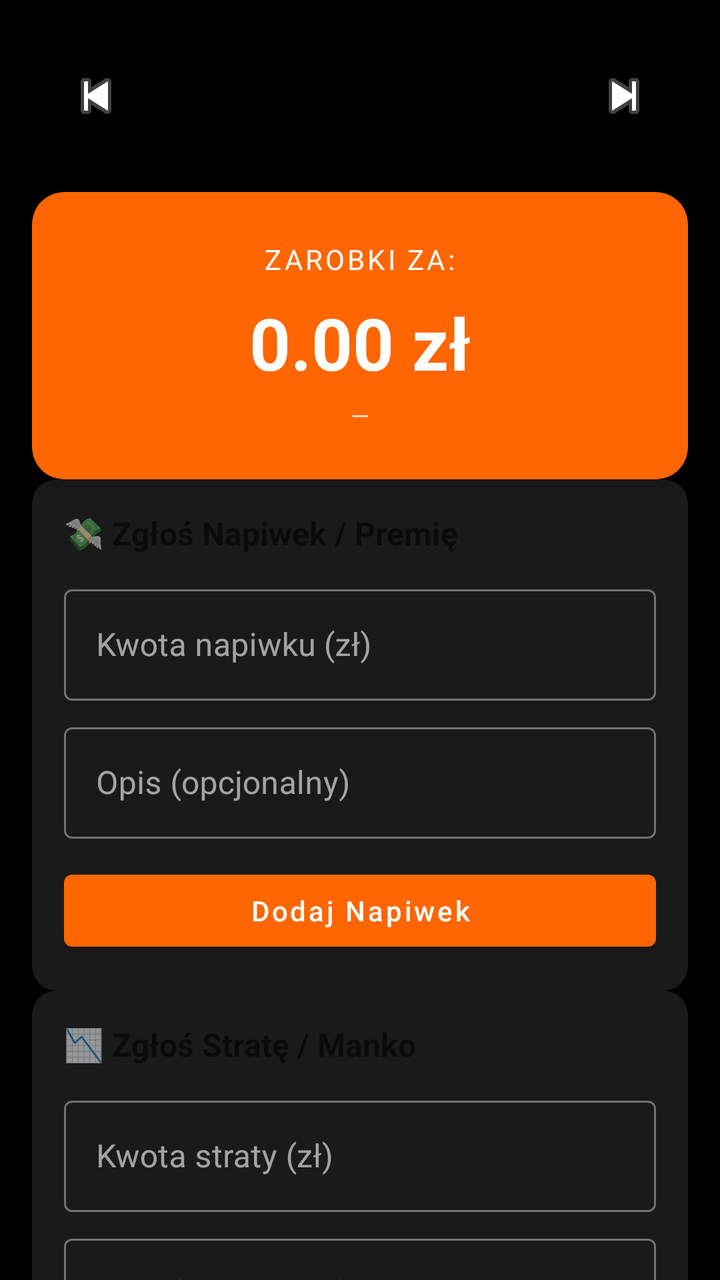
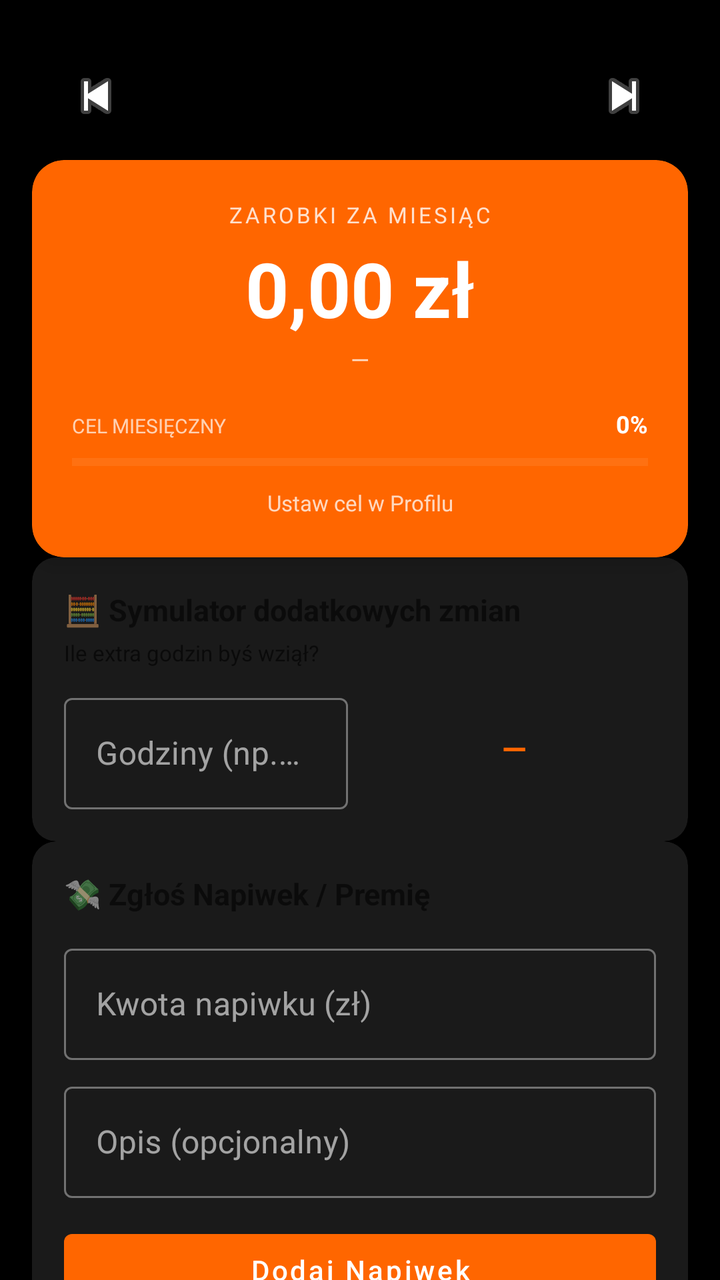

An Android layout rendered at two revisions. The XML below is the earlier revision; the diff shows what the commit changed to produce the second picture.
<!-- AndroidManifest.xml: application theme Theme.AsystentKinowy -->
<!-- res/layout/fragment_finance.xml -->
<?xml version="1.0" encoding="utf-8"?>
<ScrollView
    xmlns:android="http://schemas.android.com/apk/res/android"
    xmlns:app="http://schemas.android.com/apk/res-auto"
    xmlns:tools="http://schemas.android.com/tools"
    android:layout_width="match_parent"
    android:layout_height="match_parent"
    android:fillViewport="true"
    tools:context=".ui.FinanceFragment">

    <androidx.constraintlayout.widget.ConstraintLayout
        android:layout_width="match_parent"
        android:layout_height="wrap_content"
        android:padding="16dp">

        
        <LinearLayout
            android:id="@+id/ll_month_selector"
            android:layout_width="0dp"
            android:layout_height="wrap_content"
            android:orientation="horizontal"
            android:gravity="center"
            android:padding="8dp"
            android:layout_marginBottom="16dp"
            app:layout_constraintTop_toTopOf="parent"
            app:layout_constraintStart_toStartOf="parent"
            app:layout_constraintEnd_toEndOf="parent">

            <ImageButton
                android:id="@+id/btn_prev_month"
                android:layout_width="48dp"
                android:layout_height="48dp"
                android:src="@android:drawable/ic_media_previous"
                android:background="?android:attr/selectableItemBackgroundBorderless"
                android:contentDescription="Poprzedni miesiąc" />

            <TextView
                android:id="@+id/tv_current_month"
                android:layout_width="0dp"
                android:layout_weight="1"
                android:layout_height="wrap_content"
                android:text="Marzec 2026"
                android:textSize="18sp"
                android:textStyle="bold"
                android:gravity="center" />

            <ImageButton
                android:id="@+id/btn_next_month"
                android:layout_width="48dp"
                android:layout_height="48dp"
                android:src="@android:drawable/ic_media_next"
                android:background="?android:attr/selectableItemBackgroundBorderless"
                android:contentDescription="Następny miesiąc" />
        </LinearLayout>

        
        <com.google.android.material.card.MaterialCardView
            android:id="@+id/card_summary"
            android:layout_width="0dp"
            android:layout_height="wrap_content"
            android:layout_marginBottom="16dp"
            android:layout_marginTop="16dp"
            app:cardCornerRadius="16dp"
            app:cardElevation="6dp"
            app:cardBackgroundColor="?attr/colorPrimary"
            app:strokeWidth="0dp"
            app:layout_constraintTop_toBottomOf="@id/ll_month_selector"
            app:layout_constraintStart_toStartOf="parent"
            app:layout_constraintEnd_toEndOf="parent">

            <LinearLayout
                android:layout_width="match_parent"
                android:layout_height="wrap_content"
                android:orientation="vertical"
                android:padding="24dp"
                android:gravity="center">

                <TextView
                    android:id="@+id/tv_summary_label"
                    android:layout_width="wrap_content"
                    android:layout_height="wrap_content"
                    android:text="Zarobki za:"
                    android:textSize="14sp"
                    android:textColor="?attr/colorOnPrimary"
                    android:textAllCaps="true"
                    android:letterSpacing="0.1" />

                <TextView
                    android:id="@+id/tv_summary_amount"
                    android:layout_width="wrap_content"
                    android:layout_height="wrap_content"
                    android:text="0.00 zł"
                    android:textSize="36sp"
                    android:textStyle="bold"
                    android:textColor="?attr/colorOnPrimary"
                    android:layout_marginTop="8dp" />

                <TextView
                    android:id="@+id/tv_summary_details"
                    android:layout_width="wrap_content"
                    android:layout_height="wrap_content"
                    android:text="—"
                    android:textSize="12sp"
                    android:textColor="?attr/colorOnPrimary"
                    android:alpha="0.8"
                    android:layout_marginTop="4dp" />

            </LinearLayout>

        </com.google.android.material.card.MaterialCardView>


        
        <com.google.android.material.card.MaterialCardView
            android:id="@+id/card_add_tip"
            android:layout_width="0dp"
            android:layout_height="wrap_content"
            android:layout_marginBottom="16dp"
            app:cardCornerRadius="12dp"
            app:cardElevation="2dp"
            app:strokeWidth="0dp"
            app:layout_constraintTop_toBottomOf="@id/card_summary"
            app:layout_constraintStart_toStartOf="parent"
            app:layout_constraintEnd_toEndOf="parent">

            <LinearLayout
                android:layout_width="match_parent"
                android:layout_height="wrap_content"
                android:orientation="vertical"
                android:padding="16dp">

                <TextView
                    android:layout_width="wrap_content"
                    android:layout_height="wrap_content"
                    android:text="💸 Zgłoś Napiwek / Premię"
                    android:textSize="16sp"
                    android:textStyle="bold"
                    android:layout_marginBottom="12dp" />

                
                <com.google.android.material.textfield.TextInputLayout
                    android:layout_width="match_parent"
                    android:layout_height="wrap_content"
                    android:hint="Kwota napiwku (zł)"
                    android:layout_marginBottom="8dp"
                    style="@style/Widget.MaterialComponents.TextInputLayout.OutlinedBox">

                    <com.google.android.material.textfield.TextInputEditText
                        android:id="@+id/et_tip_amount"
                        android:layout_width="match_parent"
                        android:layout_height="wrap_content"
                        android:inputType="numberDecimal"
                        android:maxLines="1" />

                </com.google.android.material.textfield.TextInputLayout>

                
                <com.google.android.material.textfield.TextInputLayout
                    android:layout_width="match_parent"
                    android:layout_height="wrap_content"
                    android:hint="Opis (opcjonalny)"
                    android:layout_marginBottom="12dp"
                    style="@style/Widget.MaterialComponents.TextInputLayout.OutlinedBox">

                    <com.google.android.material.textfield.TextInputEditText
                        android:id="@+id/et_tip_description"
                        android:layout_width="match_parent"
                        android:layout_height="wrap_content"
                        android:inputType="text"
                        android:maxLines="1" />

                </com.google.android.material.textfield.TextInputLayout>

                <com.google.android.material.button.MaterialButton
                    android:id="@+id/btn_add_tip"
                    android:layout_width="match_parent"
                    android:layout_height="wrap_content"
                    android:text="Dodaj Napiwek"
                    android:textAllCaps="false"
                    style="@style/Widget.MaterialComponents.Button" />

            </LinearLayout>

        </com.google.android.material.card.MaterialCardView>

        
        <com.google.android.material.card.MaterialCardView
            android:id="@+id/card_add_loss"
            android:layout_width="0dp"
            android:layout_height="wrap_content"
            android:layout_marginBottom="16dp"
            app:cardCornerRadius="12dp"
            app:cardElevation="2dp"
            app:strokeWidth="0dp"
            app:layout_constraintTop_toBottomOf="@id/card_add_tip"
            app:layout_constraintStart_toStartOf="parent"
            app:layout_constraintEnd_toEndOf="parent">

            <LinearLayout
                android:layout_width="match_parent"
                android:layout_height="wrap_content"
                android:orientation="vertical"
                android:padding="16dp">

                <TextView
                    android:layout_width="wrap_content"
                    android:layout_height="wrap_content"
                    android:text="📉 Zgłoś Stratę / Manko"
                    android:textSize="16sp"
                    android:textStyle="bold"
                    android:layout_marginBottom="12dp" />

                
                <com.google.android.material.textfield.TextInputLayout
                    android:layout_width="match_parent"
                    android:layout_height="wrap_content"
                    android:hint="Kwota straty (zł)"
                    android:layout_marginBottom="8dp"
                    style="@style/Widget.MaterialComponents.TextInputLayout.OutlinedBox">

                    <com.google.android.material.textfield.TextInputEditText
                        android:id="@+id/et_loss_amount"
                        android:layout_width="match_parent"
                        android:layout_height="wrap_content"
                        android:inputType="numberDecimal"
                        android:maxLines="1" />

                </com.google.android.material.textfield.TextInputLayout>

                
                <com.google.android.material.textfield.TextInputLayout
                    android:layout_width="match_parent"
                    android:layout_height="wrap_content"
                    android:hint="Opis (opcjonalny)"
                    android:layout_marginBottom="12dp"
                    style="@style/Widget.MaterialComponents.TextInputLayout.OutlinedBox">

                    <com.google.android.material.textfield.TextInputEditText
                        android:id="@+id/et_loss_description"
                        android:layout_width="match_parent"
                        android:layout_height="wrap_content"
                        android:inputType="text"
                        android:maxLines="1" />

                </com.google.android.material.textfield.TextInputLayout>

                <com.google.android.material.button.MaterialButton
                    android:id="@+id/btn_add_loss"
                    android:layout_width="match_parent"
                    android:layout_height="wrap_content"
                    android:text="Dodaj stratę"
                    android:textAllCaps="false"
                    style="@style/Widget.MaterialComponents.Button" />

            </LinearLayout>

        </com.google.android.material.card.MaterialCardView>

        
        <com.google.android.material.card.MaterialCardView
            android:id="@+id/card_losses_list"
            android:layout_width="0dp"
            android:layout_height="wrap_content"
            app:cardCornerRadius="12dp"
            app:cardElevation="2dp"
            app:strokeWidth="0dp"
            app:layout_constraintTop_toBottomOf="@id/card_add_loss"
            app:layout_constraintStart_toStartOf="parent"
            app:layout_constraintEnd_toEndOf="parent">

            <LinearLayout
                android:layout_width="match_parent"
                android:layout_height="wrap_content"
                android:orientation="vertical"
                android:padding="16dp">

                <TextView
                    android:layout_width="wrap_content"
                    android:layout_height="wrap_content"
                    android:text="📋 Straty w tym miesiącu"
                    android:textSize="16sp"
                    android:textStyle="bold"
                    android:layout_marginBottom="8dp" />

                <TextView
                    android:id="@+id/tv_losses_empty"
                    android:layout_width="match_parent"
                    android:layout_height="wrap_content"
                    android:text="Brak strat w tym miesiącu"
                    android:textSize="14sp"
                    android:textColor="?android:attr/textColorSecondary"
                    android:gravity="center"
                    android:paddingVertical="12dp"
                    android:visibility="gone" />

                <androidx.recyclerview.widget.RecyclerView
                    android:id="@+id/rv_losses"
                    android:layout_width="match_parent"
                    android:layout_height="wrap_content"
                    android:nestedScrollingEnabled="false" />

            </LinearLayout>

        </com.google.android.material.card.MaterialCardView>

    </androidx.constraintlayout.widget.ConstraintLayout>

</ScrollView>
<!-- resources referenced by this layout -->
<resources>
  <style name="Theme.AsystentKinowy" parent="Theme.MaterialComponents.DayNight.NoActionBar">        <item name="colorPrimary">@color/colorPrimary</item>
          <item name="colorPrimaryVariant">@color/colorPrimary</item>
          <item name="colorOnPrimary">@color/colorOnPrimary</item>
  
          
          <item name="colorSecondary">@color/colorPrimary</item>
          <item name="colorSecondaryVariant">@color/colorPrimary</item>
          <item name="colorOnSecondary">@color/colorOnPrimary</item>
  
          
          <item name="android:colorBackground">@color/colorBackground</item>
          <item name="colorSurface">@color/colorSurface</item>
          <item name="colorSurfaceVariant">@color/colorSurfaceVariant</item>
          <item name="colorOnSurface">@color/colorOnPrimary</item>
  
          
          <item name="colorError">@color/md_error</item>
          <item name="colorOnError">@color/colorOnPrimary</item>
  
          
          <item name="android:statusBarColor">@color/colorBackground</item>
          <item name="android:navigationBarColor">@color/colorBackground</item>
  
          
          <item name="textAppearanceBody1">@style/TextAppearance.MaterialComponents.Body1</item>
          <item name="textAppearanceBody2">@style/TextAppearance.MaterialComponents.Body2</item>
          <item name="textAppearanceCaption">@style/TextAppearance.MaterialComponents.Caption</item>
          <item name="textAppearanceHeadline1">@style/TextAppearance.MaterialComponents.Headline1</item>
          <item name="textAppearanceHeadline2">@style/TextAppearance.MaterialComponents.Headline2</item>
          <item name="textAppearanceHeadline3">@style/TextAppearance.MaterialComponents.Headline3</item>
          <item name="textAppearanceHeadline4">@style/TextAppearance.MaterialComponents.Headline4</item>
          <item name="textAppearanceHeadline5">@style/TextAppearance.MaterialComponents.Headline5</item>
          <item name="textAppearanceHeadline6">@style/TextAppearance.MaterialComponents.Headline6</item>
          <item name="textAppearanceSubtitle1">@style/TextAppearance.MaterialComponents.Subtitle1</item>
          <item name="textAppearanceSubtitle2">@style/TextAppearance.MaterialComponents.Subtitle2</item>
          <item name="textAppearanceOverline">@style/TextAppearance.MaterialComponents.Overline</item>
          <item name="textAppearanceButton">@style/TextAppearance.MaterialComponents.Button</item>
  
          
          <item name="shapeAppearanceSmallComponent">@style/ShapeAppearance.MaterialComponents.SmallComponent</item>
          <item name="shapeAppearanceMediumComponent">@style/ShapeAppearance.MaterialComponents.MediumComponent</item>
          <item name="shapeAppearanceLargeComponent">@style/ShapeAppearance.MaterialComponents.LargeComponent</item>
      </style>
  <color name="colorPrimary">#FF6600</color>
  <color name="colorOnPrimary">#FFFFFF</color>
  <color name="colorBackground">#000000</color>
  <color name="colorSurface">#1A1A1A</color>
  <color name="colorSurfaceVariant">#333333</color>
  <color name="md_error">#FFB00020</color>
</resources>

<!-- the commit's change to res/layout/fragment_finance.xml (unified diff, before → after) -->
@@ -21,7 +21,7 @@
             android:orientation="horizontal"
             android:gravity="center"
             android:padding="8dp"
-            android:layout_marginBottom="16dp"
+            android:layout_marginBottom="8dp"
             app:layout_constraintTop_toTopOf="parent"
             app:layout_constraintStart_toStartOf="parent"
             app:layout_constraintEnd_toEndOf="parent">
@@ -39,7 +39,7 @@
                 android:layout_width="0dp"
                 android:layout_weight="1"
                 android:layout_height="wrap_content"
-                android:text="Marzec 2026"
+                android:text="Sierpień 2026"
                 android:textSize="18sp"
                 android:textStyle="bold"
                 android:gravity="center" />
@@ -58,8 +58,7 @@
             android:id="@+id/card_summary"
             android:layout_width="0dp"
             android:layout_height="wrap_content"
-            android:layout_marginBottom="16dp"
-            android:layout_marginTop="16dp"
+            android:layout_marginBottom="12dp"
             app:cardCornerRadius="16dp"
             app:cardElevation="6dp"
             app:cardBackgroundColor="?attr/colorPrimary"
@@ -72,28 +71,29 @@
                 android:layout_width="match_parent"
                 android:layout_height="wrap_content"
                 android:orientation="vertical"
-                android:padding="24dp"
+                android:padding="20dp"
                 android:gravity="center">
 
                 <TextView
                     android:id="@+id/tv_summary_label"
                     android:layout_width="wrap_content"
                     android:layout_height="wrap_content"
-                    android:text="Zarobki za:"
-                    android:textSize="14sp"
+                    android:text="ZAROBKI ZA MIESIĄC"
+                    android:textSize="11sp"
                     android:textColor="?attr/colorOnPrimary"
                     android:textAllCaps="true"
-                    android:letterSpacing="0.1" />
+                    android:letterSpacing="0.12"
+                    android:alpha="0.8" />
 
                 <TextView
                     android:id="@+id/tv_summary_amount"
                     android:layout_width="wrap_content"
                     android:layout_height="wrap_content"
-                    android:text="0.00 zł"
-                    android:textSize="36sp"
+                    android:text="0,00 zł"
+                    android:textSize="38sp"
                     android:textStyle="bold"
                     android:textColor="?attr/colorOnPrimary"
-                    android:layout_marginTop="8dp" />
+                    android:layout_marginTop="4dp" />
 
                 <TextView
                     android:id="@+id/tv_summary_details"
@@ -102,20 +102,68 @@
                     android:text="—"
                     android:textSize="12sp"
                     android:textColor="?attr/colorOnPrimary"
-                    android:alpha="0.8"
-                    android:layout_marginTop="4dp" />
+                    android:alpha="0.75"
+                    android:layout_marginTop="2dp"
+                    android:layout_marginBottom="16dp" />
+
+                
+                <LinearLayout
+                    android:layout_width="match_parent"
+                    android:layout_height="wrap_content"
+                    android:orientation="horizontal"
+                    android:layout_marginBottom="6dp">
+
+                    <TextView
+                        android:id="@+id/tv_goal_label"
+                        android:layout_width="0dp"
+                        android:layout_weight="1"
+                        android:layout_height="wrap_content"
+                        android:text="CEL MIESIĘCZNY"
+                        android:textSize="10sp"
+                        android:textColor="?attr/colorOnPrimary"
+                        android:alpha="0.7"
+                        android:textAllCaps="true" />
+
+                    <TextView
+                        android:id="@+id/tv_goal_percent"
+                        android:layout_width="wrap_content"
+                        android:layout_height="wrap_content"
+                        android:text="0%"
+                        android:textSize="12sp"
+                        android:textStyle="bold"
+                        android:textColor="?attr/colorOnPrimary" />
+                </LinearLayout>
+
+                <ProgressBar
+                    android:id="@+id/progress_goal"
+                    style="@style/Widget.AppCompat.ProgressBar.Horizontal"
+                    android:layout_width="match_parent"
+                    android:layout_height="10dp"
+                    android:max="100"
+                    android:progress="0"
+                    android:progressBackgroundTint="#44FFFFFF"
+                    android:progressTint="@android:color/white"
+                    android:layout_marginBottom="8dp" />
+
+                <TextView
+                    android:id="@+id/tv_goal_missing"
+                    android:layout_width="match_parent"
+                    android:layout_height="wrap_content"
+                    android:text="Ustaw cel w Profilu"
+                    android:textSize="11sp"
+                    android:textColor="?attr/colorOnPrimary"
+                    android:alpha="0.75"
+                    android:gravity="center" />
 
             </LinearLayout>
-
         </com.google.android.material.card.MaterialCardView>
 
-
         
         <com.google.android.material.card.MaterialCardView
-            android:id="@+id/card_add_tip"
-            android:layout_width="0dp"
-            android:layout_height="wrap_content"
-            android:layout_marginBottom="16dp"
+            android:id="@+id/card_simulator"
+            android:layout_width="0dp"
+            android:layout_height="wrap_content"
+            android:layout_marginBottom="12dp"
             app:cardCornerRadius="12dp"
             app:cardElevation="2dp"
             app:strokeWidth="0dp"
@@ -132,43 +180,109 @@
                 <TextView
                     android:layout_width="wrap_content"
                     android:layout_height="wrap_content"
+                    android:text="🧮 Symulator dodatkowych zmian"
+                    android:textSize="15sp"
+                    android:textStyle="bold"
+                    android:layout_marginBottom="4dp" />
+
+                <TextView
+                    android:layout_width="match_parent"
+                    android:layout_height="wrap_content"
+                    android:text="Ile extra godzin byś wziął?"
+                    android:textSize="11sp"
+                    android:textColor="?android:attr/textColorSecondary"
+                    android:layout_marginBottom="10dp" />
+
+                <LinearLayout
+                    android:layout_width="match_parent"
+                    android:layout_height="wrap_content"
+                    android:orientation="horizontal"
+                    android:gravity="center_vertical">
+
+                    <com.google.android.material.textfield.TextInputLayout
+                        android:layout_width="0dp"
+                        android:layout_weight="1"
+                        android:layout_height="wrap_content"
+                        android:hint="Godziny (np. 8)"
+                        style="@style/Widget.MaterialComponents.TextInputLayout.OutlinedBox"
+                        android:layout_marginEnd="12dp">
+
+                        <com.google.android.material.textfield.TextInputEditText
+                            android:id="@+id/et_simulate_hours"
+                            android:layout_width="match_parent"
+                            android:layout_height="wrap_content"
+                            android:inputType="numberDecimal"
+                            android:maxLines="1" />
+                    </com.google.android.material.textfield.TextInputLayout>
+
+                    <TextView
+                        android:id="@+id/tv_simulate_result"
+                        android:layout_width="0dp"
+                        android:layout_weight="1"
+                        android:layout_height="wrap_content"
+                        android:text="—"
+                        android:textSize="16sp"
+                        android:textStyle="bold"
+                        android:textColor="?attr/colorPrimary"
+                        android:gravity="center" />
+                </LinearLayout>
+
+            </LinearLayout>
+        </com.google.android.material.card.MaterialCardView>
+
+        
+        <com.google.android.material.card.MaterialCardView
+            android:id="@+id/card_add_tip"
+            android:layout_width="0dp"
+            android:layout_height="wrap_content"
+            android:layout_marginBottom="12dp"
+            app:cardCornerRadius="12dp"
+            app:cardElevation="2dp"
+            app:strokeWidth="0dp"
+            app:layout_constraintTop_toBottomOf="@id/card_simulator"
+            app:layout_constraintStart_toStartOf="parent"
+            app:layout_constraintEnd_toEndOf="parent">
+
+            <LinearLayout
+                android:layout_width="match_parent"
+                android:layout_height="wrap_content"
+                android:orientation="vertical"
+                android:padding="16dp">
+
+                <TextView
+                    android:layout_width="wrap_content"
+                    android:layout_height="wrap_content"
                     android:text="💸 Zgłoś Napiwek / Premię"
-                    android:textSize="16sp"
+                    android:textSize="15sp"
                     android:textStyle="bold"
                     android:layout_marginBottom="12dp" />
 
-                
                 <com.google.android.material.textfield.TextInputLayout
                     android:layout_width="match_parent"
                     android:layout_height="wrap_content"
                     android:hint="Kwota napiwku (zł)"
                     android:layout_marginBottom="8dp"
                     style="@style/Widget.MaterialComponents.TextInputLayout.OutlinedBox">
-
                     <com.google.android.material.textfield.TextInputEditText
                         android:id="@+id/et_tip_amount"
                         android:layout_width="match_parent"
                         android:layout_height="wrap_content"
                         android:inputType="numberDecimal"
                         android:maxLines="1" />
-
                 </com.google.android.material.textfield.TextInputLayout>
 
-                
                 <com.google.android.material.textfield.TextInputLayout
                     android:layout_width="match_parent"
                     android:layout_height="wrap_content"
                     android:hint="Opis (opcjonalny)"
                     android:layout_marginBottom="12dp"
                     style="@style/Widget.MaterialComponents.TextInputLayout.OutlinedBox">
-
                     <com.google.android.material.textfield.TextInputEditText
                         android:id="@+id/et_tip_description"
                         android:layout_width="match_parent"
                         android:layout_height="wrap_content"
                         android:inputType="text"
                         android:maxLines="1" />
-
                 </com.google.android.material.textfield.TextInputLayout>
 
                 <com.google.android.material.button.MaterialButton
@@ -178,9 +292,7 @@
                     android:text="Dodaj Napiwek"
                     android:textAllCaps="false"
                     style="@style/Widget.MaterialComponents.Button" />
-
             </LinearLayout>
-
         </com.google.android.material.card.MaterialCardView>
 
         
@@ -188,7 +300,7 @@
             android:id="@+id/card_add_loss"
             android:layout_width="0dp"
             android:layout_height="wrap_content"
-            android:layout_marginBottom="16dp"
+            android:layout_marginBottom="12dp"
             app:cardCornerRadius="12dp"
             app:cardElevation="2dp"
             app:strokeWidth="0dp"
@@ -206,54 +318,46 @@
                     android:layout_width="wrap_content"
                     android:layout_height="wrap_content"
                     android:text="📉 Zgłoś Stratę / Manko"
-                    android:textSize="16sp"
+                    android:textSize="15sp"
                     android:textStyle="bold"
                     android:layout_marginBottom="12dp" />
 
-                
                 <com.google.android.material.textfield.TextInputLayout
                     android:layout_width="match_parent"
                     android:layout_height="wrap_content"
                     android:hint="Kwota straty (zł)"
                     android:layout_marginBottom="8dp"
                     style="@style/Widget.MaterialComponents.TextInputLayout.OutlinedBox">
-
                     <com.google.android.material.textfield.TextInputEditText
                         android:id="@+id/et_loss_amount"
                         android:layout_width="match_parent"
                         android:layout_height="wrap_content"
                         android:inputType="numberDecimal"
                         android:maxLines="1" />
-
                 </com.google.android.material.textfield.TextInputLayout>
 
-                
                 <com.google.android.material.textfield.TextInputLayout
                     android:layout_width="match_parent"
                     android:layout_height="wrap_content"
                     android:hint="Opis (opcjonalny)"
                     android:layout_marginBottom="12dp"
                     style="@style/Widget.MaterialComponents.TextInputLayout.OutlinedBox">
-
                     <com.google.android.material.textfield.TextInputEditText
                         android:id="@+id/et_loss_description"
                         android:layout_width="match_parent"
                         android:layout_height="wrap_content"
                         android:inputType="text"
                         android:maxLines="1" />
-
                 </com.google.android.material.textfield.TextInputLayout>
 
                 <com.google.android.material.button.MaterialButton
                     android:id="@+id/btn_add_loss"
                     android:layout_width="match_parent"
                     android:layout_height="wrap_content"
-                    android:text="Dodaj stratę"
+                    android:text="Dodaj Stratę"
                     android:textAllCaps="false"
                     style="@style/Widget.MaterialComponents.Button" />
-
             </LinearLayout>
-
         </com.google.android.material.card.MaterialCardView>
 
         
@@ -277,8 +381,8 @@
                 <TextView
                     android:layout_width="wrap_content"
                     android:layout_height="wrap_content"
-                    android:text="📋 Straty w tym miesiącu"
-                    android:textSize="16sp"
+                    android:text="📋 Historia transakcji"
+                    android:textSize="15sp"
                     android:textStyle="bold"
                     android:layout_marginBottom="8dp" />
 
@@ -286,7 +390,7 @@
                     android:id="@+id/tv_losses_empty"
                     android:layout_width="match_parent"
                     android:layout_height="wrap_content"
-                    android:text="Brak strat w tym miesiącu"
+                    android:text="Brak transakcji w tym miesiącu"
                     android:textSize="14sp"
                     android:textColor="?android:attr/textColorSecondary"
                     android:gravity="center"
@@ -298,11 +402,8 @@
                     android:layout_width="match_parent"
                     android:layout_height="wrap_content"
                     android:nestedScrollingEnabled="false" />
-
             </LinearLayout>
-
         </com.google.android.material.card.MaterialCardView>
 
     </androidx.constraintlayout.widget.ConstraintLayout>
-
 </ScrollView>
